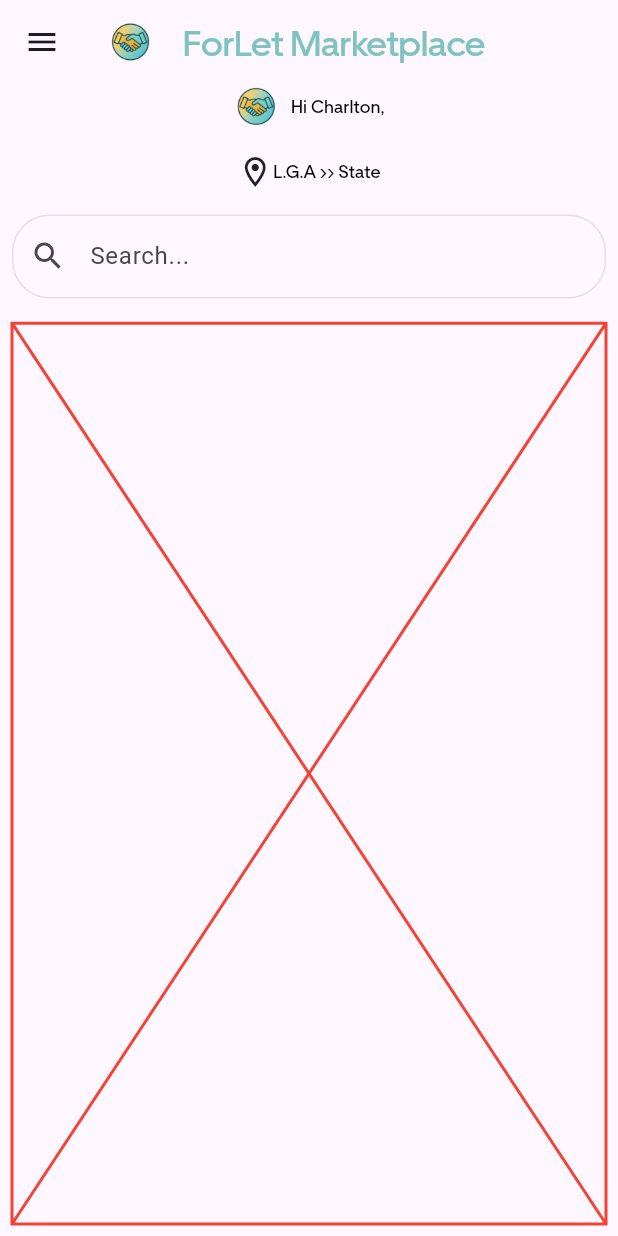
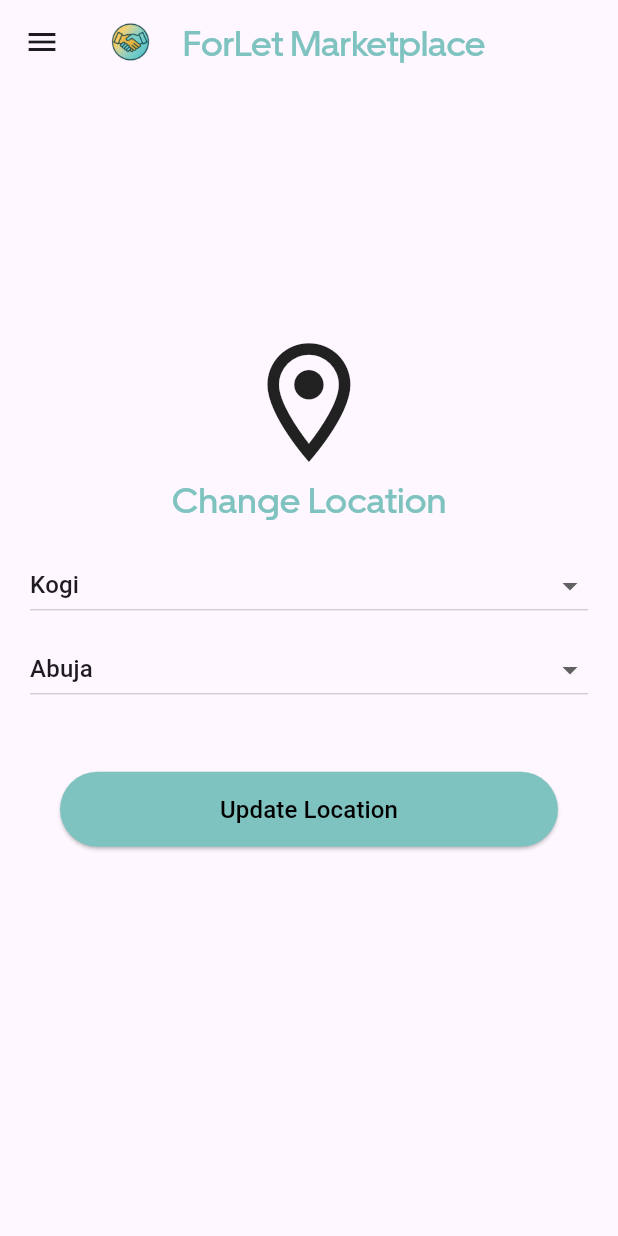
Before and after one commit to realoneolawale/flutter-forlet-marketplace-ng, a Flutter app: the screen it shows after launch, on a phone screen of 412 x 824 dp. Run offline on Flutter 3.47's test engine with Material 3 defaults, Android fonts, the phone set to English and light mode, and no system bars; our stand-ins replace sizer.

Commit message:
Added login screen and update location screen

```diff
--- a/lib/constants/constant.dart
+++ b/lib/constants/constant.dart
@@ -1,4 +1,8 @@
 import 'package:flutter/material.dart';
+import 'package:forlet_marketplace_ng/constants/text_style.dart';
+import 'package:sizer/sizer.dart';
+
+import 'colors.dart';
 
 const String AppName = "ForLet Marketplace";
 
@@ -8,3 +12,72 @@ const border = OutlineInputBorder(
   borderRadius: BorderRadius.horizontal(
       left: Radius.circular(25.0), right: Radius.circular(25.0)),
 );
+
+AppBar appBar = AppBar(
+  leading: null,
+  title: Row(
+    children: [
+      Image.asset(
+        'assets/images/splash_screen/forlet-logo.png',
+        width: 30,
+        height: 30,
+      ),
+      Padding(
+        padding: EdgeInsets.all(20.0),
+        child: Text(
+          AppName,
+          style: AppTextStyles.heading20,
+        ),
+      ),
+    ],
+  ),
+  centerTitle: true,
+);
+
+Drawer appDrawer = Drawer(
+  child: ListView(
+    padding: EdgeInsets.zero,
+    children: [
+      DrawerHeader(
+        decoration: BoxDecoration(color: turquoise),
+        child: Row(
+          children: [
+            Image.asset(
+              'assets/images/splash_screen/forlet-logo.png',
+              width: 30,
+              height: 30,
+            ),
+            SizedBox(
+              width: 2.w,
+            ),
+            Text("$AppName Menu"),
+          ],
+        ),
+      ),
+      ListTile(
+        title: Row(
+          children: [
+            Icon(Icons.add_card_outlined),
+            SizedBox(
+              width: 2.w,
+            ),
+            Text('Post on $AppName'),
+          ],
+        ),
+        onTap: () {},
+      ),
+      ListTile(
+        title: Row(
+          children: [
+            Icon(Icons.perm_contact_cal_outlined),
+            SizedBox(
+              width: 2.w,
+            ),
+            Text('My Account'),
+          ],
+        ),
+        onTap: () {},
+      ),
+    ],
+  ),
+);
--- a/lib/main.dart
+++ b/lib/main.dart
@@ -2,7 +2,7 @@ import 'package:flutter/material.dart';
 import 'package:forlet_marketplace_ng/constants/constant.dart';
 import 'package:forlet_marketplace_ng/provider/account_provider.dart';
 import 'package:forlet_marketplace_ng/provider/home_provider.dart';
-import 'package:forlet_marketplace_ng/screens/home_screen.dart';
+import 'package:forlet_marketplace_ng/screens/location_screen.dart';
 import 'package:provider/provider.dart';
 import 'package:sizer/sizer.dart';
 
@@ -24,7 +24,7 @@ class MyApp extends StatelessWidget {
           debugShowCheckedModeBanner: false,
           title: AppName,
           theme: ThemeData(),
-          home: HomeScreen(),
+          home: LocationScreen(),
         ),
       );
     });
--- a/lib/screens/home_screen.dart
+++ b/lib/screens/home_screen.dart
@@ -15,73 +15,8 @@ class _HomeScreenState extends State<HomeScreen> {
   @override
   Widget build(BuildContext context) {
     return Scaffold(
-      appBar: AppBar(
-        leading: null,
-        title: Row(
-          children: [
-            Image.asset(
-              'assets/images/splash_screen/forlet-logo.png',
-              width: 30,
-              height: 30,
-            ),
-            Padding(
-              padding: EdgeInsets.all(20.0),
-              child: Text(
-                AppName,
-                style: AppTextStyles.heading20,
-              ),
-            ),
-          ],
-        ),
-        centerTitle: true,
-      ),
-      drawer: Drawer(
-        child: ListView(
-          padding: EdgeInsets.zero,
-          children: [
-            DrawerHeader(
-              decoration: BoxDecoration(color: turquoise),
-              child: Row(
-                children: [
-                  Image.asset(
-                    'assets/images/splash_screen/forlet-logo.png',
-                    width: 30,
-                    height: 30,
-                  ),
-                  SizedBox(
-                    width: 2.w,
-                  ),
-                  Text("$AppName Menu"),
-                ],
-              ),
-            ),
-            ListTile(
-              title: Row(
-                children: [
-                  Icon(Icons.add_card_outlined),
-                  SizedBox(
-                    width: 2.w,
-                  ),
-                  Text('Post on $AppName'),
-                ],
-              ),
-              onTap: () {},
-            ),
-            ListTile(
-              title: Row(
-                children: [
-                  Icon(Icons.perm_contact_cal_outlined),
-                  SizedBox(
-                    width: 2.w,
-                  ),
-                  Text('My Account'),
-                ],
-              ),
-              onTap: () {},
-            ),
-          ],
-        ),
-      ),
+      appBar: appBar,
+      drawer: appDrawer,
       body: SafeArea(
         child: Padding(
           padding: const EdgeInsets.fromLTRB(8.0, 0, 8.0, 8.0),
--- /dev/null
+++ b/lib/screens/location_screen.dart
@@ -0,0 +1,98 @@
+import 'package:flutter/material.dart';
+import 'package:forlet_marketplace_ng/constants/text_style.dart';
+import 'package:sizer/sizer.dart';
+
+import '../constants/colors.dart';
+import '../constants/constant.dart';
+
+class LocationScreen extends StatefulWidget {
+  const LocationScreen({super.key});
+
+  @override
+  State<LocationScreen> createState() => _LocationScreenState();
+}
+
+class _LocationScreenState extends State<LocationScreen> {
+  @override
+  Widget build(BuildContext context) {
+    return Scaffold(
+      appBar: appBar,
+      drawer: appDrawer,
+      body: SafeArea(
+        child: Padding(
+          padding: const EdgeInsets.fromLTRB(20.0, 0, 20.0, 8.0),
+          child: Column(
+            children: [
+              SizedBox(
+                height: 20.h,
+              ),
+              Align(
+                alignment: Alignment.center,
+                child: Column(
+                  children: [
+                    Icon(
+                      Icons.location_on_outlined,
+                      size: 40.sp,
+                    ),
+                    Text(
+                      'Change Location',
+                      style: AppTextStyles.heading20,
+                    ),
+                  ],
+                ),
+              ),
+              SizedBox(
+                height: 2.h,
+              ),
+              DropdownButton<String>(
+                value: 'Kogi',
+                isExpanded: true,
+                hint: Text(
+                  'Select a State',
+                  style: TextStyle(color: greyShade3, fontSize: 16),
+                ),
+                items: ['Kogi', 'Kwara', 'Kaduna']
+                    .map((e) => DropdownMenuItem(value: e, child: Text(e)))
+                    .toList(),
+                onChanged: (value) {},
+              ),
+              SizedBox(
+                height: 8.0,
+              ),
+              DropdownButton<String>(
+                value: 'Abuja',
+                isExpanded: true,
+                hint: Text(
+                  'Select an L.G.A',
+                  style: TextStyle(color: greyShade3, fontSize: 16),
+                ),
+                items: ['Abuja', 'Lagos', 'Benin']
+                    .map((e) => DropdownMenuItem(value: e, child: Text(e)))
+                    .toList(),
+                onChanged: (value) {},
+              ),
+              SizedBox(
+                height: 24.0,
+              ),
+              Padding(
+                padding: EdgeInsets.all(20.0),
+                child: ElevatedButton(
+                  onPressed: () {},
+                  style: ElevatedButton.styleFrom(
+                    backgroundColor: turquoise,
+                    //minimumSize: const Size(double.infinity, 50),
+                    fixedSize: const Size(350, 50),
+                  ),
+                  child: const Text(
+                    'Update Location',
+                    style: TextStyle(color: Colors.black, fontSize: 16),
+                  ),
+                ),
+              ),
+            ],
+          ),
+        ),
+      ),
+    );
+  }
+}
```
Also changed, not shown: lib/screens/login_screen.dart (added, +95 -0 lines).
